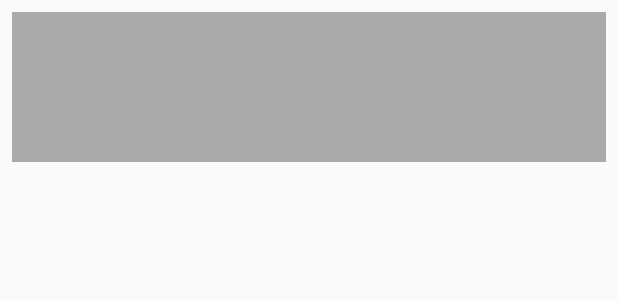
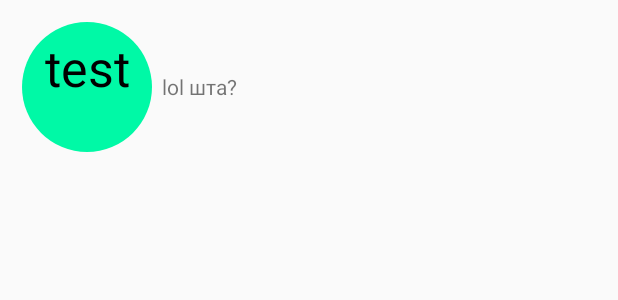
Before and after one commit to VasiliZ/RVExample, an Android app: the layout item_list.xml on its own in the app's theme, with its tools: preview values and no code run, on a phone screen of 412 x 824 dp. Shown: the top 300 px of the screen. Run offline under Robolectric (Android 15) with nearby library versions, the phone set to English and light mode, and no system bars.

Commit message:
create CustomView

```diff
--- /dev/null
+++ b/app/src/main/java/com/github/vasiliz/myapplication/CustomView.java
@@ -0,0 +1,58 @@
+package com.github.vasiliz.myapplication;
+
+import android.content.Context;
+import android.content.res.TypedArray;
+import android.graphics.Canvas;
+import android.graphics.Paint;
+import android.support.annotation.Nullable;
+import android.util.AttributeSet;
+import android.view.View;
+
+
+public class CustomView extends View {
+
+
+    public void setmText(String mText) {
+        this.mText = mText;
+    }
+
+    private int mColor, mLabelColor;
+    private String mText;
+    private Paint mCircle;
+
+    public CustomView(Context context, @Nullable AttributeSet attrs) {
+        super(context, attrs);
+        mCircle = new Paint();
+        TypedArray arr = context.getTheme().obtainStyledAttributes(attrs, R.styleable.customView, 0, 0);
+
+        try {
+            mText = arr.getString(R.styleable.customView_circleLabel);
+            mColor = arr.getInteger(R.styleable.customView_circleColor, 0);
+            mLabelColor = arr.getInteger(R.styleable.customView_labelColor, 0);
+        } finally {
+            arr.recycle();
+        }
+    }
+
+    @Override
+    protected void onDraw(Canvas canvas) {
+        int halfWidth = this.getMeasuredWidth() / 2;
+        int halfHeight = this.getMeasuredHeight() / 2;
+        int r = 0;
+        if (halfWidth > halfHeight) {
+            r = halfHeight - 10;
+        } else {
+            r = halfHeight - 10;
+        }
+
+        mCircle.setStyle(Paint.Style.FILL);
+        mCircle.setAntiAlias(true);
+        mCircle.setColor(mColor);
+
+        canvas.drawCircle(halfWidth, halfHeight, r, mCircle);
+        mCircle.setTextAlign(Paint.Align.CENTER);
+        mCircle.setTextSize(50);
+        mCircle.setColor(mLabelColor);
+        canvas.drawText(mText, halfWidth, halfHeight, mCircle);
+    }
+}
--- a/app/src/main/res/layout/item_list.xml
+++ b/app/src/main/res/layout/item_list.xml
@@ -1,13 +1,22 @@
 <?xml version="1.0" encoding="utf-8"?>
 <LinearLayout xmlns:android="http://schemas.android.com/apk/res/android"
-    android:layout_width="match_parent"
+    android:layout_width="wrap_content"
     android:layout_height="100dp"
-    xmlns:app="http://schemas.android.com/apk/res-auto"
-    android:background="@android:color/darker_gray"
-    android:layout_margin="8dp">
+    xmlns:custom="http://schemas.android.com/apk/res-auto"
+    android:layout_margin="8dp"
+    android:orientation="horizontal">
+    <com.github.vasiliz.myapplication.CustomView
+        android:id="@+id/item_text_id"
+        android:layout_width="100dp"
+        android:layout_height="100dp"
+        android:textSize="20pt"
+        custom:circleColor = "#00f9a6"
+        custom:circleLabel = "test"
+        custom:labelColor = "#000000"/>
+
     <TextView
-        android:id="@+id/item_text_id"
+        android:layout_gravity="center_vertical"
         android:layout_width="wrap_content"
         android:layout_height="wrap_content"
-        android:textSize="20pt"/>
+        android:text="lol шта?"/>
 </LinearLayout>
--- /dev/null
+++ b/app/src/main/res/values/attrs.xml
@@ -0,0 +1,8 @@
+<?xml version="1.0" encoding="utf-8"?>
+<resources>
+    <declare-styleable name="customView">
+        <attr name="circleColor" format="color"/>
+        <attr name="circleLabel" format="string"/>
+        <attr name="labelColor" format="color"></attr>
+    </declare-styleable>
+</resources>
```
